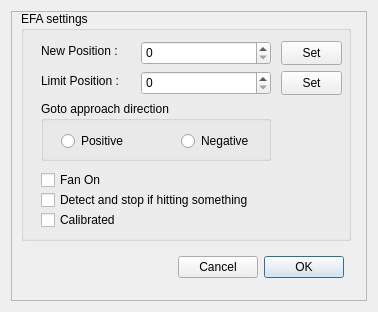
The window that efa.ui (rpineau/EFA) describes before a commit, drawn with Qt 5.
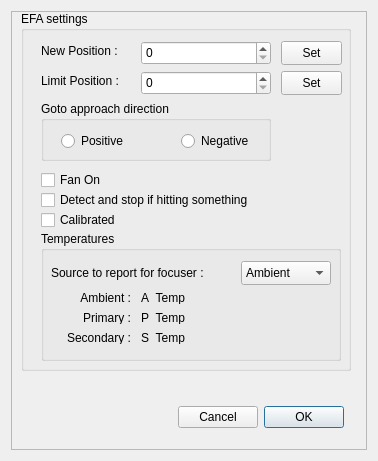
The same window after the commit. Custom widgets are drawn as their Qt base class.

Commit message: Added some control in the UI for the temp source. Fix the install script.

Diff of the .ui file:
```diff
--- a/efa.ui
+++ b/efa.ui
@@ -7,7 +7,7 @@
     <x>0</x>
     <y>0</y>
     <width>378</width>
-    <height>312</height>
+    <height>461</height>
    </rect>
   </property>
   <property name="sizePolicy">
@@ -25,7 +25,7 @@
   <property name="maximumSize">
    <size>
     <width>640</width>
-    <height>312</height>
+    <height>999</height>
    </size>
   </property>
   <property name="windowTitle">
@@ -64,7 +64,7 @@
         <x>10</x>
         <y>0</y>
         <width>330</width>
-        <height>230</height>
+        <height>360</height>
        </rect>
       </property>
       <property name="title">
@@ -226,12 +226,153 @@
         <string>Set</string>
        </property>
       </widget>
+      <widget class="QGroupBox" name="groupBox_3">
+       <property name="geometry">
+        <rect>
+         <x>20</x>
+         <y>220</y>
+         <width>300</width>
+         <height>130</height>
+        </rect>
+       </property>
+       <property name="title">
+        <string>Temperatures</string>
+       </property>
+       <widget class="QLabel" name="label">
+        <property name="geometry">
+         <rect>
+          <x>10</x>
+          <y>30</y>
+          <width>180</width>
+          <height>24</height>
+         </rect>
+        </property>
+        <property name="text">
+         <string>Source to report for focuser :</string>
+        </property>
+       </widget>
+       <widget class="QLabel" name="label_3">
+        <property name="geometry">
+         <rect>
+          <x>20</x>
+          <y>60</y>
+          <width>70</width>
+          <height>13</height>
+         </rect>
+        </property>
+        <property name="text">
+         <string>Ambient :</string>
+        </property>
+        <property name="alignment">
+         <set>Qt::AlignRight|Qt::AlignTrailing|Qt::AlignVCenter</set>
+        </property>
+       </widget>
+       <widget class="QLabel" name="label_5">
+        <property name="geometry">
+         <rect>
+          <x>20</x>
+          <y>80</y>
+          <width>70</width>
+          <height>13</height>
+         </rect>
+        </property>
+        <property name="text">
+         <string>Primary :</string>
+        </property>
+        <property name="alignment">
+         <set>Qt::AlignRight|Qt::AlignTrailing|Qt::AlignVCenter</set>
+        </property>
+       </widget>
+       <widget class="QLabel" name="label_6">
+        <property name="geometry">
+         <rect>
+          <x>10</x>
+          <y>100</y>
+          <width>80</width>
+          <height>13</height>
+         </rect>
+        </property>
+        <property name="text">
+         <string>Secondary :</string>
+        </property>
+        <property name="alignment">
+         <set>Qt::AlignRight|Qt::AlignTrailing|Qt::AlignVCenter</set>
+        </property>
+       </widget>
+       <widget class="QComboBox" name="tempSource">
+        <property name="geometry">
+         <rect>
+          <x>200</x>
+          <y>30</y>
+          <width>90</width>
+          <height>24</height>
+         </rect>
+        </property>
+        <property name="currentIndex">
+         <number>1</number>
+        </property>
+        <item>
+         <property name="text">
+          <string>Primary</string>
+         </property>
+        </item>
+        <item>
+         <property name="text">
+          <string>Ambient</string>
+         </property>
+        </item>
+        <item>
+         <property name="text">
+          <string>Secondary</string>
+         </property>
+        </item>
+       </widget>
+       <widget class="QLabel" name="A_Temp">
+        <property name="geometry">
+         <rect>
+          <x>100</x>
+          <y>60</y>
+          <width>56</width>
+          <height>13</height>
+         </rect>
+        </property>
+        <property name="text">
+         <string>A_Temp</string>
+        </property>
+       </widget>
+       <widget class="QLabel" name="P_Temp">
+        <property name="geometry">
+         <rect>
+          <x>100</x>
+          <y>80</y>
+          <width>56</width>
+          <height>13</height>
+         </rect>
+        </property>
+        <property name="text">
+         <string>P_Temp</string>
+        </property>
+       </widget>
+       <widget class="QLabel" name="S_Temp">
+        <property name="geometry">
+         <rect>
+          <x>100</x>
+          <y>100</y>
+          <width>60</width>
+          <height>13</height>
+         </rect>
+        </property>
+        <property name="text">
+         <string>S_Temp</string>
+        </property>
+       </widget>
+      </widget>
      </widget>
      <widget class="QWidget" name="horizontalLayoutWidget_2">
       <property name="geometry">
        <rect>
         <x>120</x>
-        <y>240</y>
+        <y>390</y>
         <width>213</width>
         <height>32</height>
        </rect>
```
The commit also changes 3 other files.
